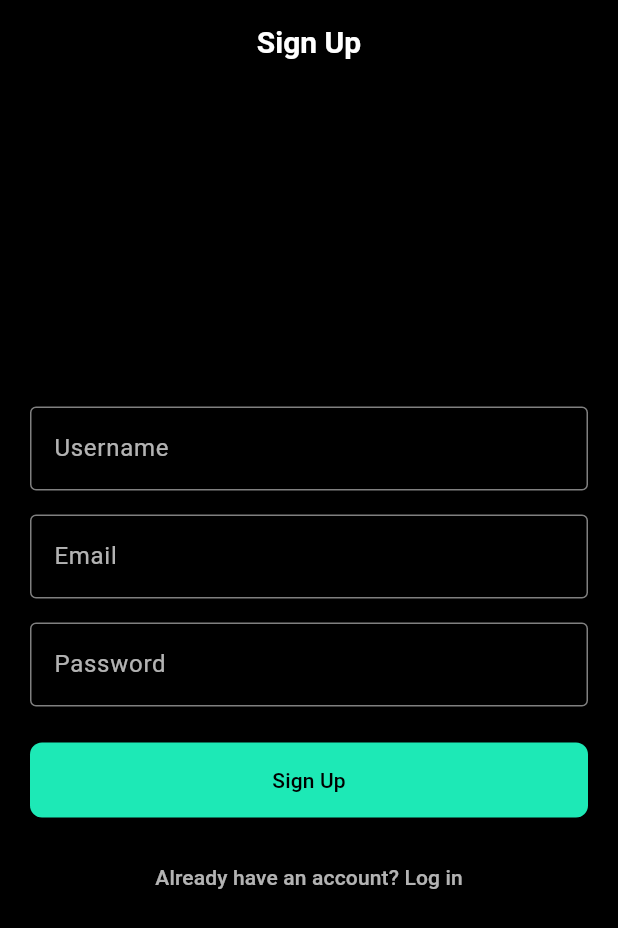
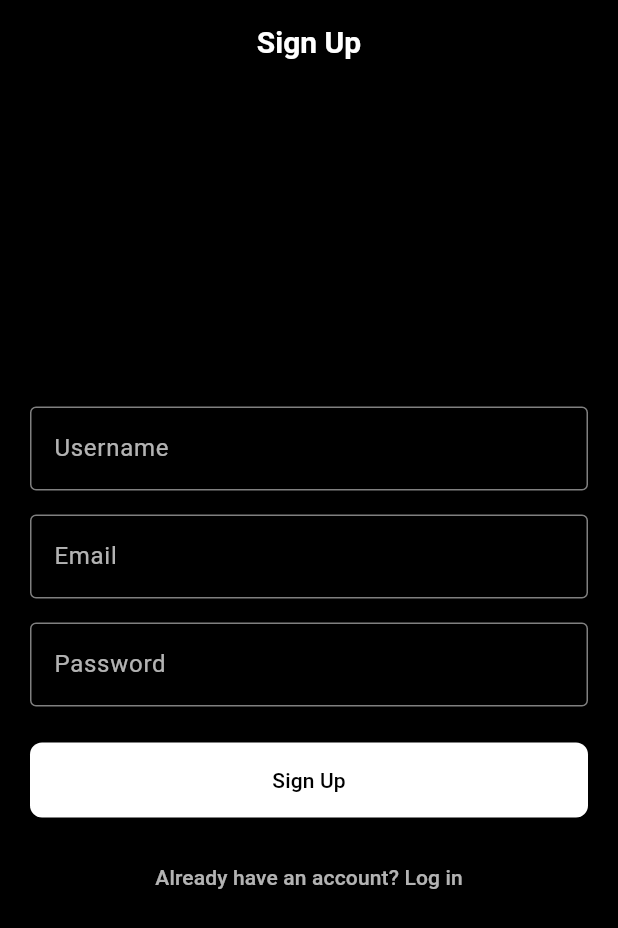
Before and after one commit to RepDuel/RepDuel, a Flutter app: the RegisterScreen screen opened by its route, on a phone screen of 412 x 824 dp. Shown: the top 928 px of the screen. Run offline on Flutter 3.47's test engine with Material 3 defaults, Android fonts, the phone set to English and light mode, and no system bars; our stand-ins replace cookie_jar, dio, dio_cookie_manager, fl_chart, flutter_dotenv, flutter_riverpod and 8 more; missing offline and left inert: dio_web_adapter, flutter_stripe, purchases_flutter; accounts and stored records are empty; network calls fail; project files that could hold a hidden picture were left out.

Commit message:
Updated the global light and dark theme configurations so white is the primary color and elevated buttons default to white styling. Replaced teal accents with white-focused styling across the default app theme metadata and primary flows for registration, onboarding, and social follow actions. Updated the web manifests to advertise the new white theme color.

```diff
--- a/frontend/lib/core/themes/app_themes.dart
+++ b/frontend/lib/core/themes/app_themes.dart
@@ -24,11 +24,11 @@ class AppTheme {
 
 const List<AppTheme> appThemes = [
   AppTheme(
-    id: 'default_teal',
+    id: 'default_white',
     name: 'Default',
     isPremium: false,
     primary: Colors.white,
-    accent: Color(0xFF64FFDA),
+    accent: Colors.white,
     background: Colors.black,
     card: Color(0xFF1A1A1A),
   ),
--- a/frontend/lib/features/auth/screens/register_screen.dart
+++ b/frontend/lib/features/auth/screens/register_screen.dart
@@ -118,7 +118,7 @@ class _RegisterScreenState extends ConsumerState<RegisterScreen> {
                   ),
                   focusedBorder: const OutlineInputBorder(
                     borderSide:
-                        BorderSide(color: Colors.tealAccent, width: 2.0),
+                        BorderSide(color: Colors.white, width: 2.0),
                   ),
                 ),
                 validator: (value) =>
@@ -138,7 +138,7 @@ class _RegisterScreenState extends ConsumerState<RegisterScreen> {
                   ),
                   focusedBorder: const OutlineInputBorder(
                     borderSide:
-                        BorderSide(color: Colors.tealAccent, width: 2.0),
+                        BorderSide(color: Colors.white, width: 2.0),
                   ),
                 ),
                 validator: (value) {
@@ -164,7 +164,7 @@ class _RegisterScreenState extends ConsumerState<RegisterScreen> {
                   ),
                   focusedBorder: const OutlineInputBorder(
                     borderSide:
-                        BorderSide(color: Colors.tealAccent, width: 2.0),
+                        BorderSide(color: Colors.white, width: 2.0),
                   ),
                 ),
                 validator: (value) {
@@ -179,7 +179,7 @@ class _RegisterScreenState extends ConsumerState<RegisterScreen> {
               ElevatedButton(
                 onPressed: isLoading ? null : _submit,
                 style: ElevatedButton.styleFrom(
-                  backgroundColor: Colors.tealAccent[400],
+                  backgroundColor: Colors.white,
                   foregroundColor: Colors.black,
                   minimumSize: const Size(double.infinity, 50),
                   shape: RoundedRectangleBorder(
--- a/frontend/lib/features/onboarding/screens/onboarding_profile_screen.dart
+++ b/frontend/lib/features/onboarding/screens/onboarding_profile_screen.dart
@@ -236,10 +236,10 @@ class _OnboardingProfileScreenState extends ConsumerState<OnboardingProfileScree
                       ],
                       color: Colors.white70,
                       selectedColor: Colors.black,
-                      fillColor: Colors.tealAccent,
+                      fillColor: Colors.white,
                       borderRadius: BorderRadius.circular(12),
                       borderColor: Colors.white24,
-                      selectedBorderColor: Colors.tealAccent,
+                      selectedBorderColor: Colors.white,
                       onPressed: (index) {
                         final newUnit = index == 0 ? 'kg' : 'lbs';
                         if (newUnit == _preferredUnit) return;
@@ -273,7 +273,7 @@ class _OnboardingProfileScreenState extends ConsumerState<OnboardingProfileScree
                   child: ElevatedButton(
                     onPressed: _isSaving ? null : _completeOnboarding,
                     style: ElevatedButton.styleFrom(
-                      backgroundColor: Colors.tealAccent,
+                      backgroundColor: Colors.white,
                       foregroundColor: Colors.black,
                       padding: const EdgeInsets.symmetric(vertical: 16),
                       shape: RoundedRectangleBorder(
```
Also changed, not shown: frontend/lib/features/profile/screens/social_search_screen.dart (+3 -4 lines), frontend/lib/theme/app_theme.dart (+22 -6 lines), deploy/public/manifest.json, 1 other file.
